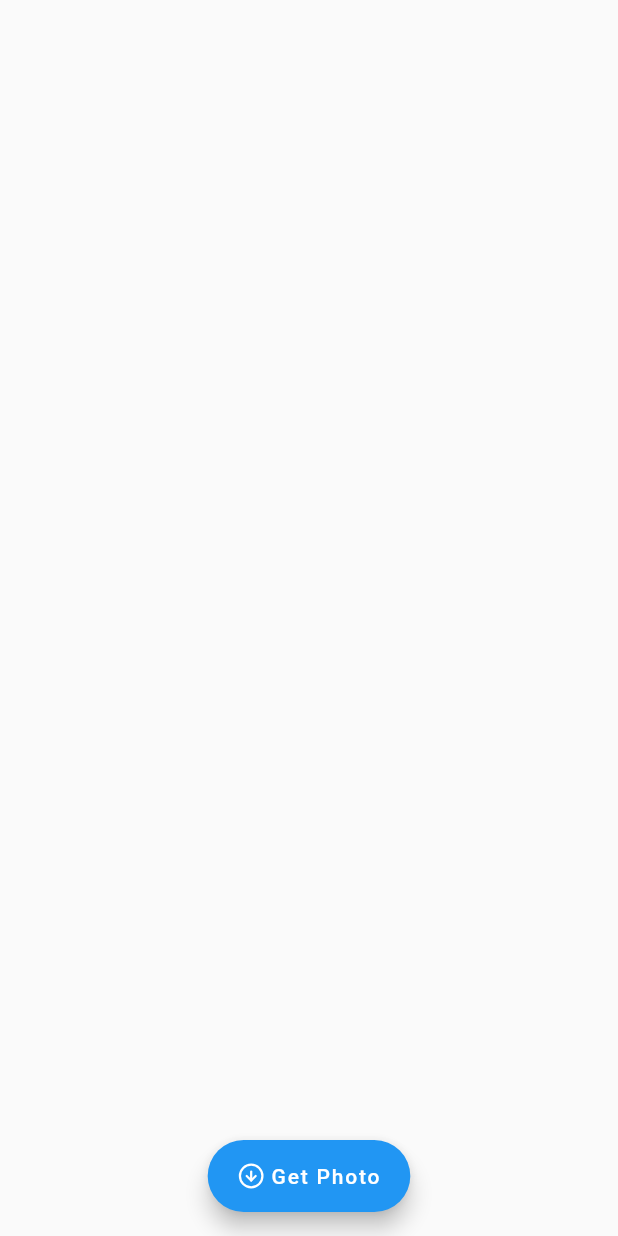
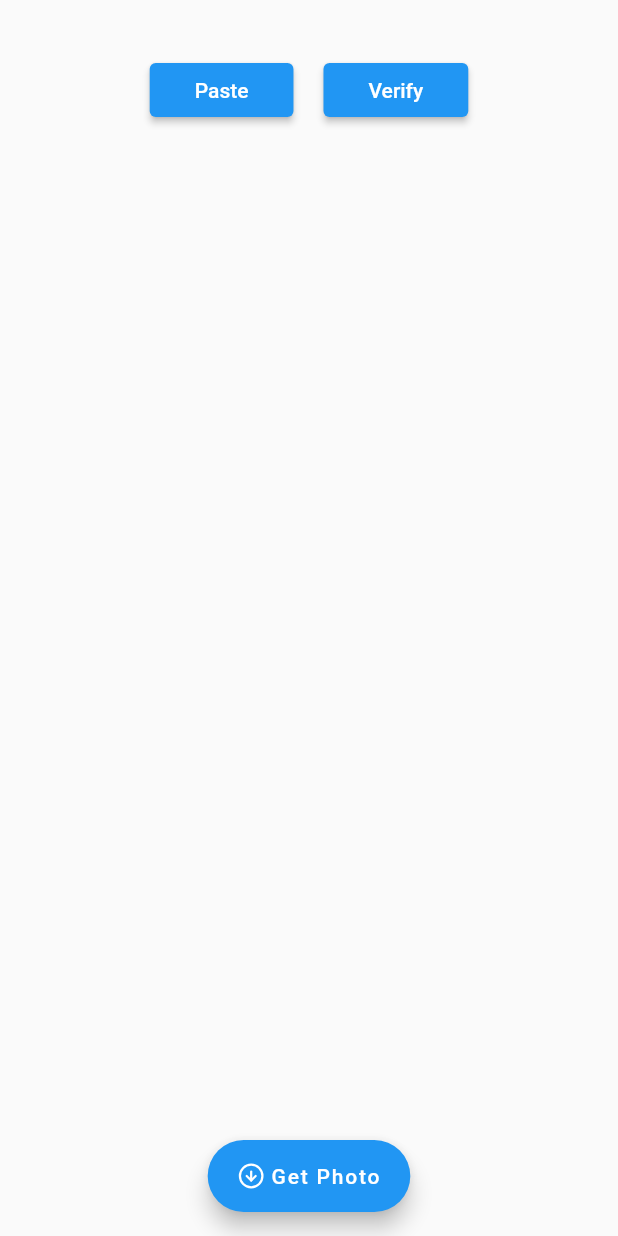
Before and after one commit to Deepjyoti120/instadownload, a Flutter app: the PhotoSection screen opened directly, on a phone screen of 412 x 824 dp. Run offline on Flutter 3.47's test engine with Material 2 defaults, Android fonts, the phone set to English and light mode, and no system bars; our stand-ins replace bloc, bottom_navy_bar, flutter_bloc, flutter_feather_icons, google_fonts, hydrated_bloc and 1 more; missing offline and left inert: clipboard, flutter_downloader.

Commit message:
paste worked awesome

```diff
--- a/lib/main.dart
+++ b/lib/main.dart
@@ -30,7 +30,7 @@ class MyApp extends StatelessWidget {
         // home: MainInsta(),
         home: BlocBuilder<IntroscreenCubit, IntroscreenState>(
           builder: (context, state) {
-            if (state.introScreenValue == false) {
+            if (state.introScreenValue == true) {
               return IntroInsta();
             }
             return MainInsta();
--- a/lib/screens/UI/photo.dart
+++ b/lib/screens/UI/photo.dart
@@ -1,6 +1,7 @@
 import 'package:flutter/material.dart';
 import 'package:flutter_feather_icons/flutter_feather_icons.dart';
 import 'package:instadownload/screens/widgets/CenterFBtn.dart';
+import 'package:instadownload/screens/widgets/searchField.dart';
 
 class PhotoSection extends StatelessWidget {
   const PhotoSection({
@@ -12,8 +13,7 @@ class PhotoSection extends StatelessWidget {
     return Scaffold(
       floatingActionButtonLocation: FloatingActionButtonLocation.centerFloat,
       floatingActionButton: FloatingActionButton.extended(
-        onPressed: () {
-        },
+        onPressed: () {},
         label: FloatingActionBtn(
           icon: Icon(
             FeatherIcons.arrowDownCircle,
@@ -27,6 +27,47 @@ class PhotoSection extends StatelessWidget {
           ),
         ),
       ),
+      body: Padding(
+        padding: const EdgeInsets.only(
+          left: 20.0,
+          right: 20.0,
+          top: 26.0,
+        ),
+        child: Column(
+          children: [
+            // SearchField(
+            //   labelText: 'ffff'
+            // ),
+            // SizedBox(
+            //   height: 40,
+            // ),
+            // SearchField(),
+            SizedBox(height: 10),
+            Row(
+              mainAxisAlignment: MainAxisAlignment.center,
+              children: [
+                ElevatedButton(
+                  onPressed: () {},
+                  child: Padding(
+                    padding: const EdgeInsets.fromLTRB(14, 8, 14, 8),
+                    child: Text('Paste'),
+                  ),
+                ),
+                SizedBox(
+                  width: 20,
+                ),
+                ElevatedButton(
+                  onPressed: () {},
+                  child: Padding(
+                    padding: const EdgeInsets.fromLTRB(14, 8, 14, 8),
+                    child: Text('Verify'),
+                  ),
+                ),
+              ],
+            )
+          ],
+        ),
+      ),
     );
   }
 }
--- a/pubspec.yaml
+++ b/pubspec.yaml
@@ -22,6 +22,7 @@ dependencies:
   android_path_provider: ^0.3.0
   device_info_plus: ^3.1.0
   bottom_navy_bar: ^6.0.0
+  clipboard: ^0.1.3
   flutter_feather_icons: ^2.0.0+1
   flutter_bloc: ^7.3.1
   hydrated_bloc: ^7.1.0
```
Also changed, not shown: lib/screens/UI/profile.dart (+43 -6 lines), lib/screens/widgets/searchField.dart (+13 -7 lines), pubspec.lock, 3 other files.
